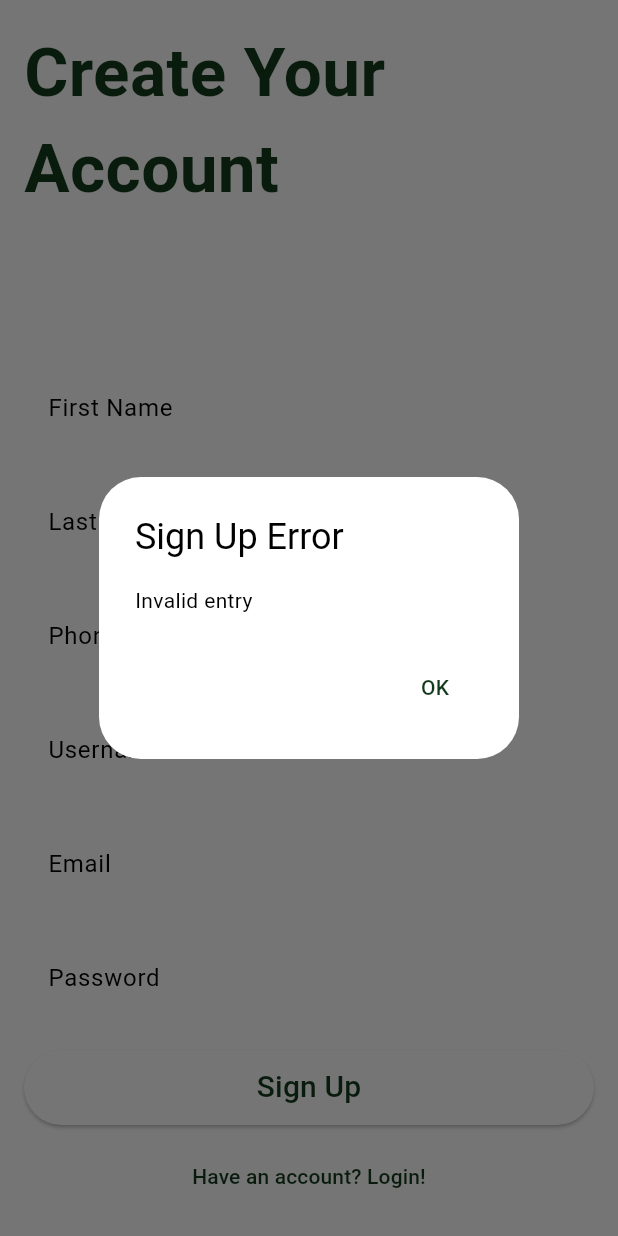
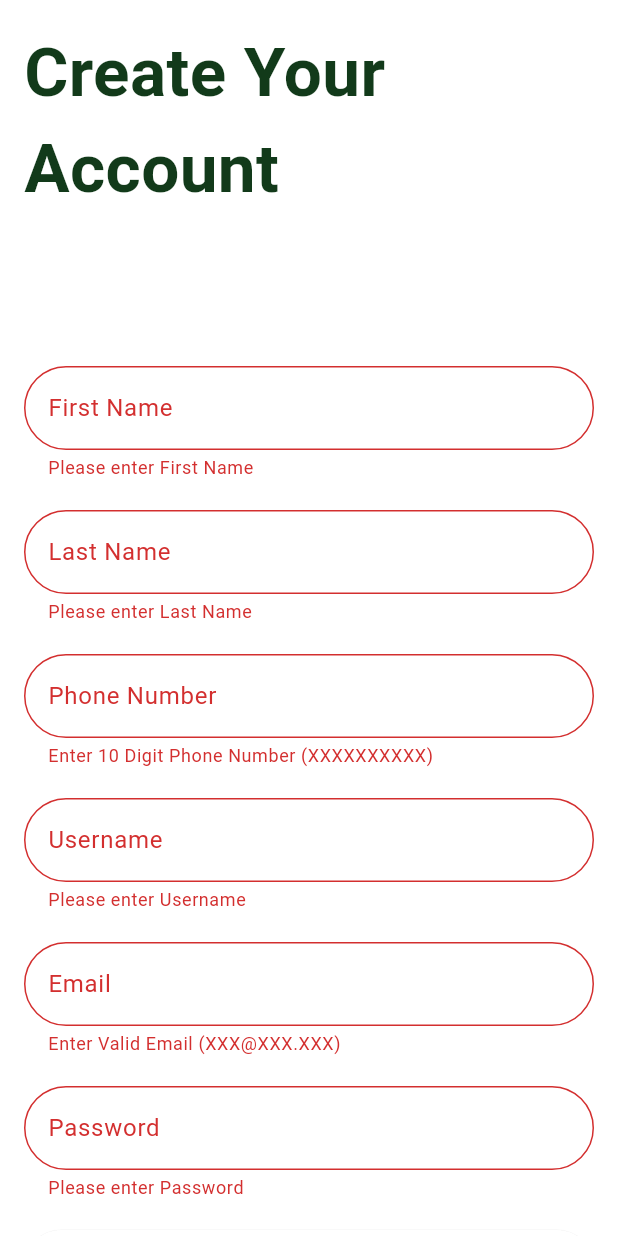
Before and after one commit to FarisAlamoudi/BigProject, a Flutter app: the SignUpPage screen opened directly, scrolled down 175 dp, after a tap on "Sign Up", on a phone screen of 412 x 824 dp. Run offline on Flutter 3.47's test engine with Material 3 defaults, Android fonts, the phone set to English and light mode, and no system bars; missing offline and left inert: mongo_dart; Roboto replaces fonts that are missing (Cairo).

Commit message:
Update SignUp for Regex Validation (Phone / Email)

```diff
--- a/frontendMobile/lib/sign_up_page.dart
+++ b/frontendMobile/lib/sign_up_page.dart
@@ -19,6 +19,8 @@ class _SignUpPageState extends State<SignUpPage> {
   final TextEditingController _passwordController = TextEditingController();
   final TextEditingController _phoneNumberController = TextEditingController();
   var _id = M.ObjectId();
+  //Create a GlobalKey for Register Form Validation
+  final _formKey = GlobalKey<FormState>();
 
   @override
   void dispose() {
@@ -31,6 +33,7 @@ class _SignUpPageState extends State<SignUpPage> {
     super.dispose();
   }
 
+  //Send all inputs to MongoUsers to translate info to proper format for MongoDB
   Future<void> signUp(BuildContext context) async {
     final data = MongoUsers(
         id: _id,
@@ -46,16 +49,10 @@ class _SignUpPageState extends State<SignUpPage> {
         publicInfo: false,
         verificationToken: "");
 
+    //Send info to Database
     String user = await MongoDatabase.insert(data);
-    //var user = await userCollection.insert(data);
-    // var user = await userCollection.insert({
-    //   'FirstName': _firstNameController.text,
-    //   'LastName': _lastNameController.text,
-    //   'UserName': _usernameController.text,
-    //   'Password': _passwordController.text, //Hash
-    //   'Email': _emailController.text,
-    //   'PhoneNumber': _phoneNumberController.text,
-    // });
+
+    //if Info didn't fail to store in Database - Go to Reservation Page
     if (user != "Insert Failed") {
       // User added successfully, navigate to LoginPage
       Navigator.push(
@@ -69,7 +66,8 @@ class _SignUpPageState extends State<SignUpPage> {
         builder: (BuildContext context) {
           return AlertDialog(
             title: const Text('Sign Up Error'),
-            content: const Text('Invalid entry'),
+            content: const Text(
+                'Invalid Entry or Entry Already Taken\n (Phone Number, Username, Email)'),
             actions: <Widget>[
               TextButton(
                 child: const Text('OK'),
@@ -87,7 +85,9 @@ class _SignUpPageState extends State<SignUpPage> {
   @override
   Widget build(BuildContext context) {
     return Scaffold(
-      body: ListView(
+      body: Form(
+        key: _formKey, //Associate GlobalKey with this Form
+        child: ListView(
           padding: const EdgeInsets.all(16.0),
           children: <Widget>[
             Center(
@@ -105,7 +105,7 @@ class _SignUpPageState extends State<SignUpPage> {
                     ),
                   ),
                   const SizedBox(height: 100),
-                TextField(
+                  TextFormField(
                     controller: _firstNameController,
                     decoration: InputDecoration(
                       border: OutlineInputBorder(
@@ -115,9 +115,16 @@ class _SignUpPageState extends State<SignUpPage> {
                       ),
                       labelText: 'First Name',
                     ),
+                    validator: (value) {
+                      if (value == null || value.isEmpty) {
+                        return 'Please enter First Name';
+                      }
+                    },
+                    autovalidateMode: AutovalidateMode
+                        .onUserInteraction, //First Name Validation as User is typing in box
                   ),
                   const SizedBox(height: 20),
-                TextField(
+                  TextFormField(
                     controller: _lastNameController,
                     decoration: InputDecoration(
                       border: OutlineInputBorder(
@@ -127,9 +134,16 @@ class _SignUpPageState extends State<SignUpPage> {
                       ),
                       labelText: 'Last Name',
                     ),
+                    validator: (value) {
+                      if (value == null || value.isEmpty) {
+                        return 'Please enter Last Name';
+                      }
+                    },
+                    autovalidateMode: AutovalidateMode
+                        .onUserInteraction, //Last Name Validation as User is typing in box
                   ),
                   const SizedBox(height: 20),
-                TextField(
+                  TextFormField(
                     controller: _phoneNumberController,
                     decoration: InputDecoration(
                       border: OutlineInputBorder(
@@ -139,9 +153,21 @@ class _SignUpPageState extends State<SignUpPage> {
                       ),
                       labelText: 'Phone Number',
                     ),
+                    validator: (value) {
+                      //String pattern = r'(^(?:[+0]9)?[0-9]{10,12}$)'; // XXX-XXX-XXXX Format
+                      String pattern = r'^\d{10}$'; //Format of any 10 Digits
+                      RegExp regex = new RegExp(pattern);
+                      if (value != null && !regex.hasMatch(value)) {
+                        return 'Enter 10 Digit Phone Number (XXXXXXXXXX)';
+                      } else {
+                        return null;
+                      }
+                    },
+                    autovalidateMode: AutovalidateMode
+                        .onUserInteraction, //Email Validation as User is typing in box
                   ),
                   const SizedBox(height: 20),
-                TextField(
+                  TextFormField(
                     controller: _usernameController,
                     decoration: InputDecoration(
                       border: OutlineInputBorder(
@@ -151,6 +177,13 @@ class _SignUpPageState extends State<SignUpPage> {
                       ),
                       labelText: 'Username',
                     ),
+                    validator: (value) {
+                      if (value == null || value.isEmpty) {
+                        return 'Please enter Username';
+                      }
+                    },
+                    autovalidateMode: AutovalidateMode
+                        .onUserInteraction, //Username Validation as User is typing in box
                   ),
                   const SizedBox(height: 20),
                   TextFormField(
@@ -167,14 +200,17 @@ class _SignUpPageState extends State<SignUpPage> {
                       String pattern =
                           r'^(([^<>()[\]\\.,;:\s@\"]+(\.[^<>()[\]\\.,;:\s@\"]+)*)|(\".+\"))@((\[[0-9]{1,3}\.[0-9]{1,3}\.[0-9]{1,3}\.[0-9]{1,3}\])|(([a-zA-Z\-0-9]+\.)+[a-zA-Z]{2,}))$';
                       RegExp regex = new RegExp(pattern);
-                    if (value != null && !regex.hasMatch(value))
-                      return 'Enter Valid Email';
-                    else
+                      if (value != null && !regex.hasMatch(value)) {
+                        return 'Enter Valid Email (XXX@XXX.XXX)';
+                      } else {
                         return null;
+                      }
                     },
+                    autovalidateMode: AutovalidateMode
+                        .onUserInteraction, //Email Validation as User is typing in box
                   ),
                   const SizedBox(height: 20),
-                TextField(
+                  TextFormField(
                     controller: _passwordController,
                     decoration: InputDecoration(
                       border: OutlineInputBorder(
@@ -184,6 +220,13 @@ class _SignUpPageState extends State<SignUpPage> {
                       ),
                       labelText: 'Password',
                     ),
+                    validator: (value) {
+                      if (value == null || value.isEmpty) {
+                        return 'Please enter Password';
+                      }
+                    },
+                    autovalidateMode: AutovalidateMode
+                        .onUserInteraction, //Password Validation as User is typing in box
                     obscureText: true,
                   ),
                   const SizedBox(height: 20),
@@ -194,8 +237,19 @@ class _SignUpPageState extends State<SignUpPage> {
                           height: 50, // Adjusted height to match other fields
                           child: ElevatedButton(
                             onPressed: () {
-                            // Handle sign up logic here
+                              //Validate the form entries before Approving Sign Up
+                              if (_formKey.currentState != null &&
+                                  _formKey.currentState!.validate()) {
+                                //If validation passes, call the signUp function to Attempt SignUp
                                 signUp(context);
+                              } else {
+                                //If validation fails, call setState to trigger a UI refresh keeping user on the screen
+                                setState(() {
+                                  //This empty setState call will trigger a rebuild of the widget,
+                                });
+                                print(
+                                    'Please enter valid data'); //Displayed in debug console, not for User
+                              }
                             },
                             style: ElevatedButton.styleFrom(
                               shape: RoundedRectangleBorder(
@@ -214,7 +268,7 @@ class _SignUpPageState extends State<SignUpPage> {
                   const SizedBox(height: 10),
                   TextButton(
                     onPressed: () {
-                    // Navigate to LoginPage
+                      //Navigate to LoginPage
                       Navigator.push(
                         context,
                         MaterialPageRoute(
@@ -228,6 +282,7 @@ class _SignUpPageState extends State<SignUpPage> {
             ),
           ],
         ),
+      ),
     );
   }
 }
```
Lines whose indentation alone changed are shown as unchanged.
